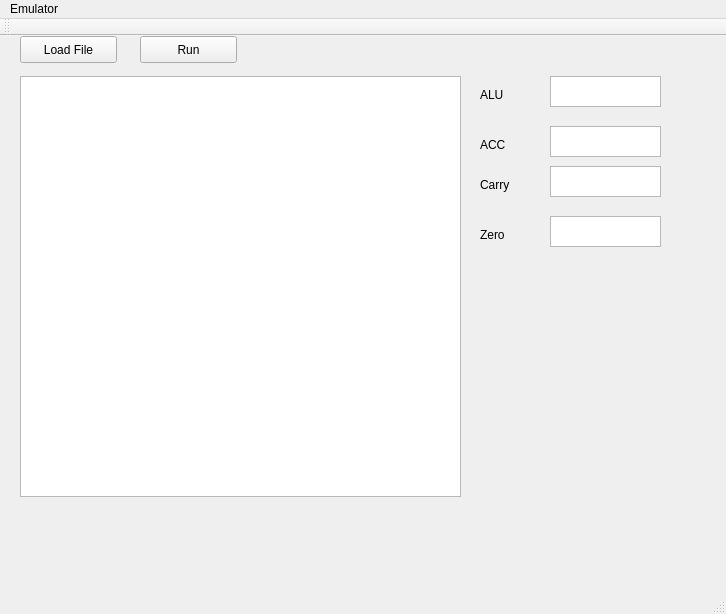
Qt form mainwindow.ui (Nossica/2416Emulator) before a commit.
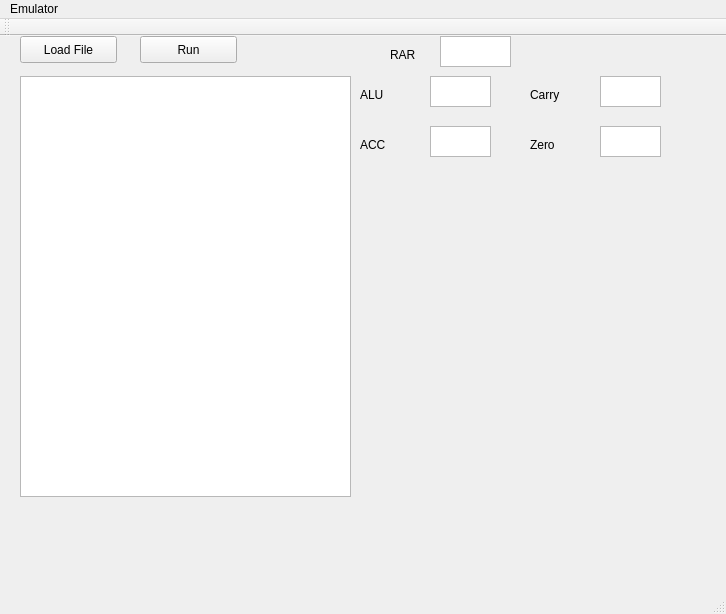
The same form after that commit.

Patch:
```diff
--- a/mainwindow.ui
+++ b/mainwindow.ui
@@ -43,9 +43,9 @@
    <widget class="QTextEdit" name="ALU">
     <property name="geometry">
      <rect>
-      <x>550</x>
+      <x>430</x>
       <y>40</y>
-      <width>111</width>
+      <width>61</width>
       <height>31</height>
      </rect>
     </property>
@@ -53,7 +53,7 @@
    <widget class="QLabel" name="label">
     <property name="geometry">
      <rect>
-      <x>480</x>
+      <x>360</x>
       <y>50</y>
       <width>51</width>
       <height>17</height>
@@ -66,7 +66,7 @@
    <widget class="QLabel" name="label_2">
     <property name="geometry">
      <rect>
-      <x>480</x>
+      <x>360</x>
       <y>100</y>
       <width>51</width>
       <height>17</height>
@@ -79,8 +79,8 @@
    <widget class="QLabel" name="label_3">
     <property name="geometry">
      <rect>
-      <x>480</x>
-      <y>140</y>
+      <x>530</x>
+      <y>50</y>
       <width>51</width>
       <height>17</height>
      </rect>
@@ -92,8 +92,8 @@
    <widget class="QLabel" name="label_4">
     <property name="geometry">
      <rect>
-      <x>480</x>
-      <y>190</y>
+      <x>530</x>
+      <y>100</y>
       <width>51</width>
       <height>17</height>
      </rect>
@@ -105,9 +105,9 @@
    <widget class="QTextEdit" name="ACC">
     <property name="geometry">
      <rect>
-      <x>550</x>
+      <x>430</x>
       <y>90</y>
-      <width>111</width>
+      <width>61</width>
       <height>31</height>
      </rect>
     </property>
@@ -115,9 +115,9 @@
    <widget class="QTextEdit" name="Carry">
     <property name="geometry">
      <rect>
-      <x>550</x>
-      <y>130</y>
-      <width>111</width>
+      <x>600</x>
+      <y>40</y>
+      <width>61</width>
       <height>31</height>
      </rect>
     </property>
@@ -125,9 +125,9 @@
    <widget class="QTextEdit" name="Zero">
     <property name="geometry">
      <rect>
-      <x>550</x>
-      <y>180</y>
-      <width>111</width>
+      <x>600</x>
+      <y>90</y>
+      <width>61</width>
       <height>31</height>
      </rect>
     </property>
@@ -137,7 +137,7 @@
      <rect>
       <x>20</x>
       <y>40</y>
-      <width>441</width>
+      <width>331</width>
       <height>421</height>
      </rect>
     </property>
@@ -146,6 +146,32 @@
     </property>
     <property name="showGrid">
      <bool>false</bool>
+    </property>
+    <attribute name="horizontalHeaderCascadingSectionResizes">
+     <bool>false</bool>
+    </attribute>
+   </widget>
+   <widget class="QLabel" name="label_5">
+    <property name="geometry">
+     <rect>
+      <x>390</x>
+      <y>10</y>
+      <width>51</width>
+      <height>17</height>
+     </rect>
+    </property>
+    <property name="text">
+     <string>RAR</string>
+    </property>
+   </widget>
+   <widget class="QTextEdit" name="RAR">
+    <property name="geometry">
+     <rect>
+      <x>440</x>
+      <y>0</y>
+      <width>71</width>
+      <height>31</height>
+     </rect>
     </property>
    </widget>
   </widget>
```
